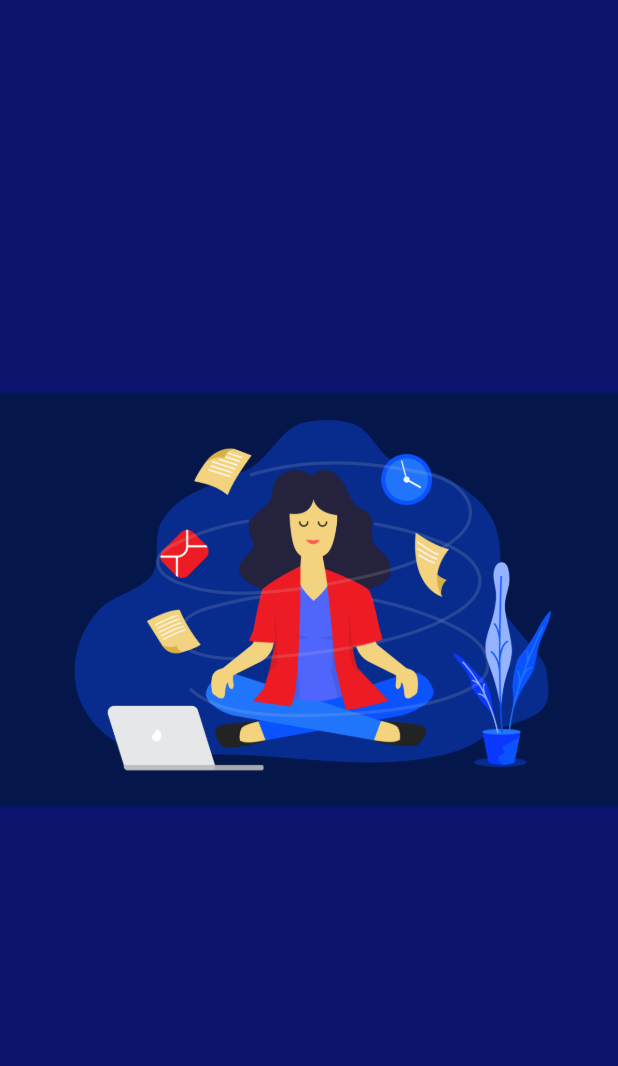
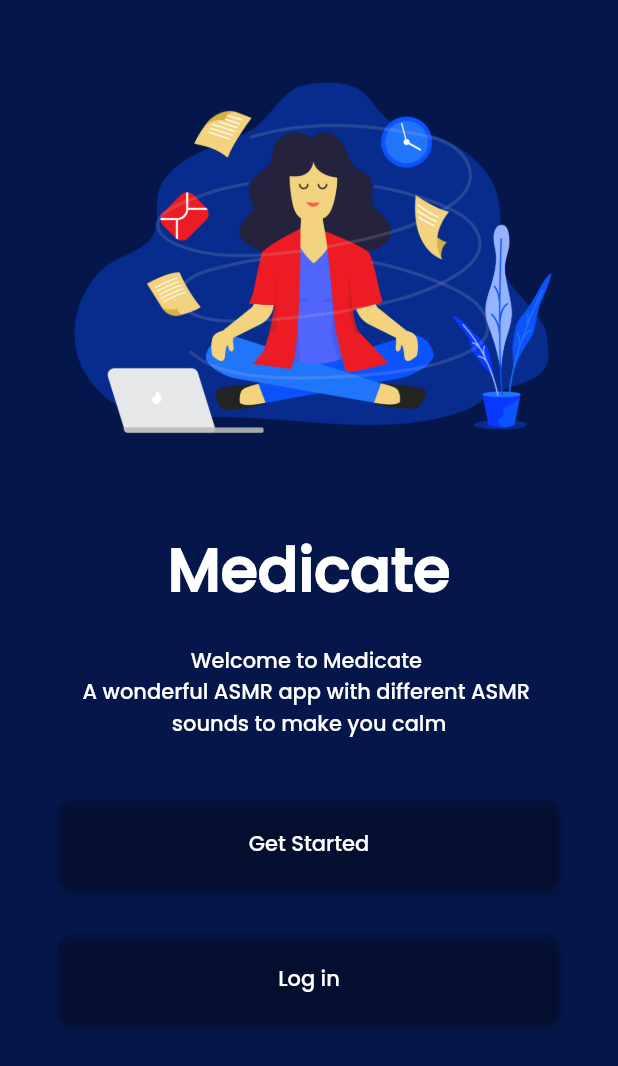
Before and after one commit to chaudharyjatin115/mediate, a Flutter app: the OnBoardingScreen screen opened directly, on a phone screen of 412 x 824 dp. Shown: the top 1066 px of the screen. Run offline on Flutter 3.47's test engine with Material 2 defaults, Android fonts, the phone set to English and light mode, and no system bars.

Commit message:
completing the onboarding screen

```diff
--- a/lib/main.dart
+++ b/lib/main.dart
@@ -1,5 +1,8 @@
 import 'package:flutter/material.dart';
-import 'package:mediate/screens%20/on_boarding_screen.dart';
+
+
+
+import 'screens /home_screen.dart';
 
 
 
@@ -23,12 +26,12 @@ class MyApp extends StatelessWidget {
         fontFamily: 'Poppins',
         textTheme: const TextTheme(headline1: TextStyle(color: Colors.white)),
 
-        scaffoldBackgroundColor: const Color(0xff0c136d),
+        scaffoldBackgroundColor: const Color(0xff05164a),
         primarySwatch: Colors.deepPurple,
 
 
       ),
-      home: const OnBoardingScreen()
+      home: const HomeScreen(),
     );
   }
 }
--- a/lib/screens /login_screen.dart
+++ b/lib/screens /login_screen.dart
@@ -28,7 +28,10 @@ class Loginscreen extends StatelessWidget {
               const SizedBox(
                 height: 20,
               ),
-              const CustomLoginButton(),
+              const CustomLoginButton(
+                buttonColor: Colors.black12,
+                title: 'Sign in',
+              ),
               const SizedBox(height: 50),
               const Text(
                 'or continue with',
@@ -64,7 +67,7 @@ class Loginscreen extends StatelessWidget {
                     onPressed: () {},
                     child: const Text(
                       'Register Now',
-                      style: TextStyle(color: Colors.blueGrey),
+                      style: TextStyle(color: Colors.blue),
                     ),
                   )
                 ],
@@ -97,9 +100,11 @@ class ThirdPartySignInButton extends StatelessWidget {
 }
 
 class CustomLoginButton extends StatelessWidget {
-  const CustomLoginButton({
-    Key? key,
-  }) : super(key: key);
+  final Color? buttonColor;
+  final String? title;
+  const CustomLoginButton(
+      {Key? key, required this.buttonColor, required this.title})
+      : super(key: key);
 
   @override
   Widget build(BuildContext context) {
@@ -109,9 +114,9 @@ class CustomLoginButton extends StatelessWidget {
       width: 375.0,
       child: ElevatedButton(
         onPressed: () {},
-        child: const Text('Sign in'),
+        child: Text(title!),
         style: ElevatedButton.styleFrom(
-            primary: Colors.deepPurple,
+            primary: buttonColor,
             shape: RoundedRectangleBorder(
                 borderRadius: BorderRadius.circular(10))),
       ),
--- a/lib/screens /on_boarding_screen.dart
+++ b/lib/screens /on_boarding_screen.dart
@@ -1,4 +1,5 @@
 import 'package:flutter/material.dart';
+import 'package:mediate/screens%20/login_screen.dart';
 
 class OnBoardingScreen extends StatelessWidget {
   const OnBoardingScreen({Key? key}) : super(key: key);
@@ -6,17 +7,52 @@ class OnBoardingScreen extends StatelessWidget {
   @override
   Widget build(BuildContext context) {
     return Scaffold(
+      backgroundColor: const Color(0xff05164a),
       body: SafeArea(
         child: SingleChildScrollView(
           child: Column(
-            children: [
-              Stack(
-                children: const [
-                  Image(
-                    height: 800,
-                    image: AssetImage('assets/images/Meditation-working.jpg'),
-                  ),
-                ],
+            mainAxisAlignment: MainAxisAlignment.center,
+            crossAxisAlignment: CrossAxisAlignment.center,
+            children: const [
+              Image(
+                height: 350,
+                image: AssetImage('assets/images/Meditation-working.jpg'),
+              ),
+              Padding(
+                padding: EdgeInsets.only(bottom: 20.0),
+                child: Text(
+                  'Medicate',
+                  style: TextStyle(
+                      fontSize: 40.0,
+                      color: Colors.white,
+                      fontWeight: FontWeight.bold),
+                ),
+              ),
+              Text(
+                'Welcome to Medicate ',
+                style: TextStyle(color: Colors.white),
+              ),
+              Text(
+                'A wonderful ASMR app with different ASMR ',
+                style: TextStyle(color: Colors.white),
+              ),
+              Text(
+                'sounds to make you calm',
+                style: TextStyle(color: Colors.white),
+              ),
+              SizedBox(
+                height: 40,
+              ),
+              CustomLoginButton(
+                title: 'Get Started',
+                buttonColor: Colors.black12,
+              ),
+              SizedBox(
+                height: 30,
+              ),
+              CustomLoginButton(
+                title: 'Log in',
+                buttonColor: Colors.black12,
               )
             ],
           ),
```
